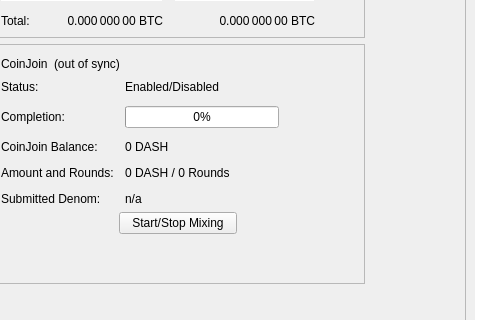
Before: the Qt Designer form src/qt/forms/overviewpage.ui in amerocrypto/amero2, drawn with Qt 5; both pictures show x 114 to 594 and y 178 to 498 of the 960 by 585 pixel window.
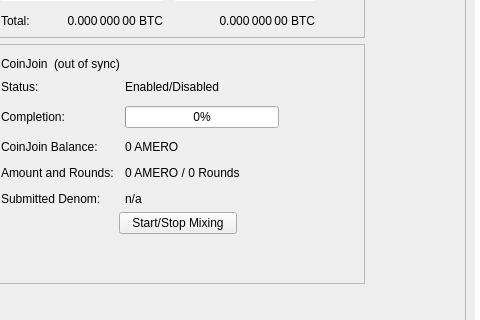
After: the same form once the commit is applied.

Patch:
```diff
--- a/src/qt/forms/overviewpage.ui
+++ b/src/qt/forms/overviewpage.ui
@@ -455,7 +455,7 @@
             <item row="2" column="1">
              <widget class="QLabel" name="labelAnonymized">
               <property name="text">
-               <string notr="true">0 DASH</string>
+               <string notr="true">0 AMERO</string>
               </property>
              </widget>
             </item>
@@ -469,7 +469,7 @@
             <item row="3" column="1">
              <widget class="QLabel" name="labelAmountRounds">
               <property name="text">
-               <string>0 DASH / 0 Rounds</string>
+               <string>0 AMERO / 0 Rounds</string>
               </property>
              </widget>
             </item>
```
Left out of the diff: 6 changed lines with no effect on the pictures.
